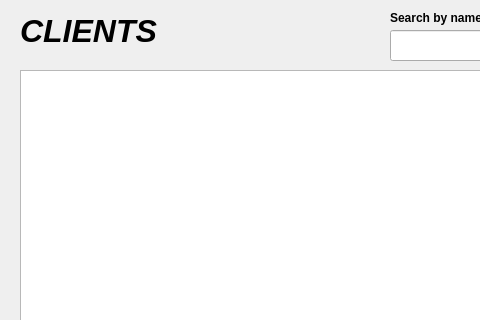
First picture: the form in clientwindow.ui, repository sluchson/Projekt-Studia-HotelSystem, before the edit; both pictures show x 0 to 480 and y 0 to 320 of the 800 by 598 pixel window.
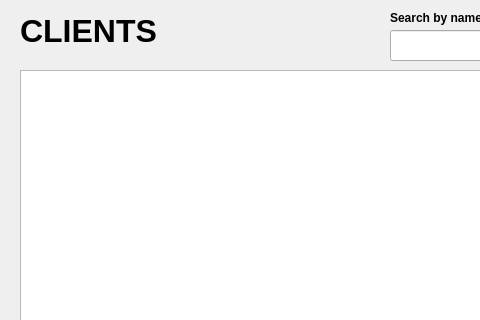
Second picture: the form after the edit.

```diff
--- a/clientwindow.ui
+++ b/clientwindow.ui
@@ -42,7 +42,7 @@
     <property name="font">
      <font>
       <pointsize>24</pointsize>
-      <italic>true</italic>
+      <italic>false</italic>
       <bold>true</bold>
      </font>
     </property>
```
Left out of the diff: 2 changed lines with no effect on the pictures.
